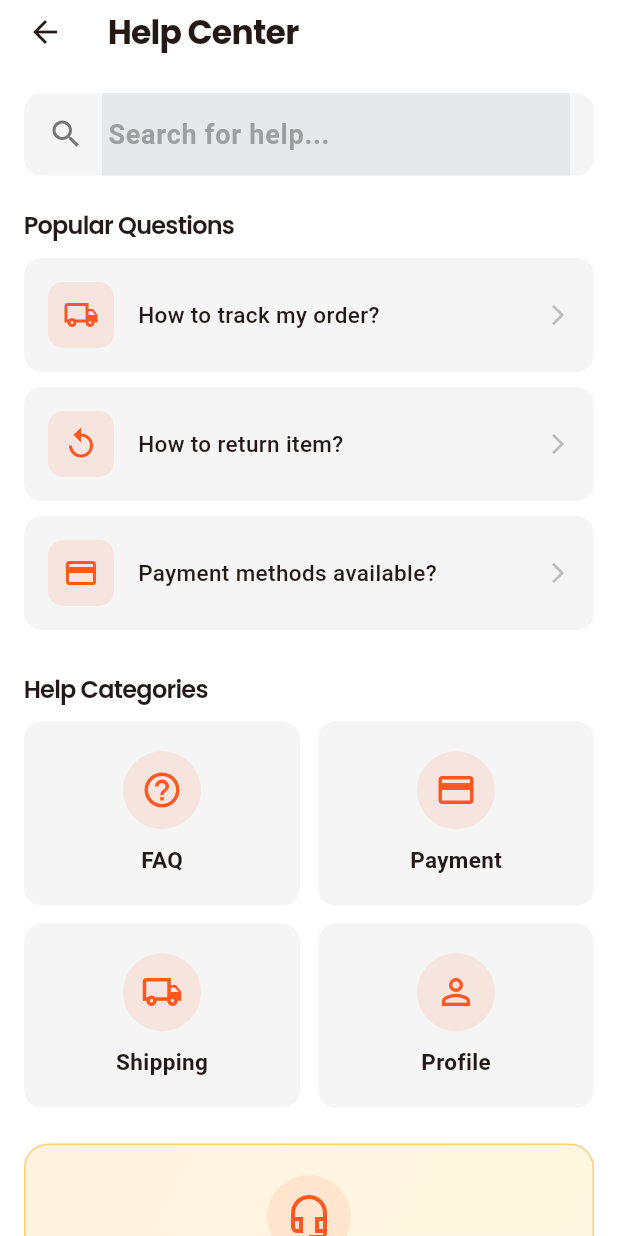
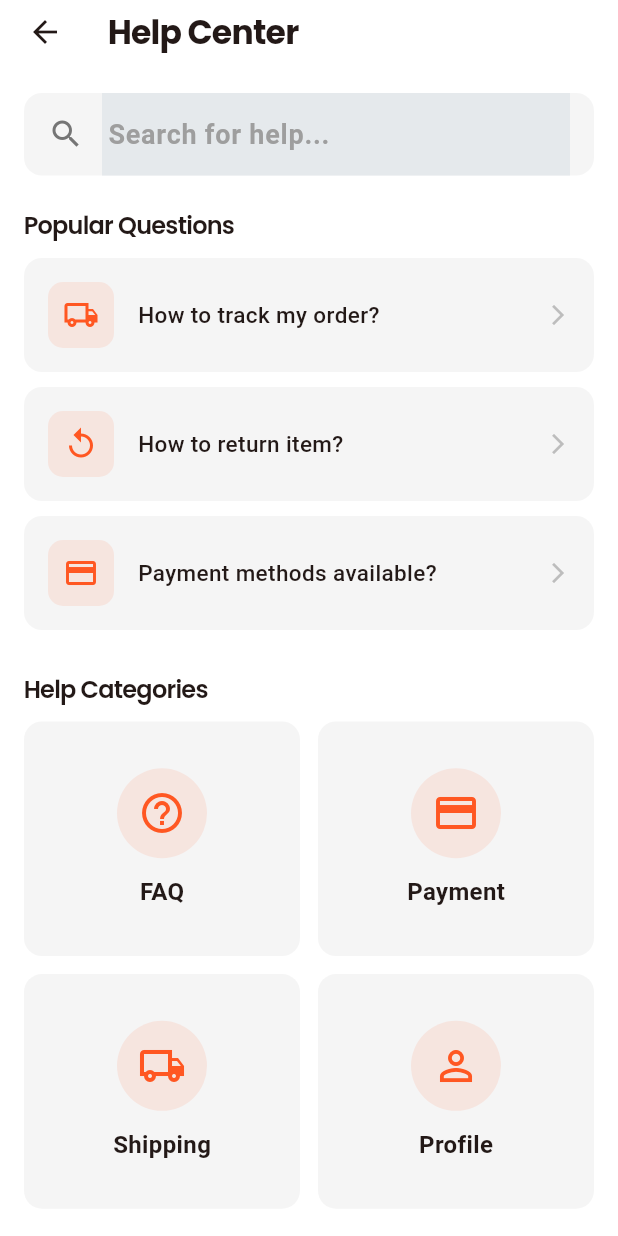
Before and after one commit to Mohammed-m-salah/E_Commerce_fashion, a Flutter app: the HelpCenter screen opened directly, on a phone screen of 412 x 824 dp. Run offline on Flutter 3.47's test engine with Material 3 defaults, Android fonts, the phone set to English and light mode, and no system bars; our stand-ins replace cached_network_image, firebase_core, flutter_dotenv, flutter_local_notifications, gap, get and 5 more; missing offline and left inert: flutter_stripe; accounts and stored records are empty.

Commit message:
responsive design

```diff
--- a/lib/feature/help_center/view/help_center.dart
+++ b/lib/feature/help_center/view/help_center.dart
@@ -24,6 +24,10 @@ class HelpCenter extends StatelessWidget {
       {'icon': Icons.payment_outlined, 'text': 'Payment methods available?'},
     ];
 
+    final screenWidth = MediaQuery.of(context).size.width;
+    final horizontalPadding = screenWidth > 600 ? 24.0 : 16.0;
+    final maxContentWidth = 800.0;
+
     return Scaffold(
       body: SafeArea(
         child: Column(
@@ -31,7 +35,10 @@ class HelpCenter extends StatelessWidget {
             const HeaderHelpCenter(),
             Expanded(
               child: SingleChildScrollView(
-                padding: const EdgeInsets.symmetric(horizontal: 16),
+                padding: EdgeInsets.symmetric(horizontal: horizontalPadding),
+                child: Center(
+                  child: ConstrainedBox(
+                    constraints: BoxConstraints(maxWidth: maxContentWidth),
                     child: Column(
                       crossAxisAlignment: CrossAxisAlignment.start,
                       children: [
@@ -110,17 +117,30 @@ class HelpCenter extends StatelessWidget {
                         ),
                         const Gap(12),
 
-                    // Grid of Categories
-                    GridView.builder(
+                        // Grid of Categories - Responsive
+                        LayoutBuilder(
+                          builder: (context, constraints) {
+                            final gridWidth = constraints.maxWidth;
+                            final crossAxisCount = gridWidth > 600
+                                ? 4
+                                : gridWidth > 400
+                                    ? 3
+                                    : 2;
+                            final itemWidth =
+                                (gridWidth - (crossAxisCount - 1) * 12) /
+                                    crossAxisCount;
+                            final itemHeight = itemWidth * 0.85;
+
+                            return GridView.builder(
                               shrinkWrap: true,
                               physics: const NeverScrollableScrollPhysics(),
                               itemCount: gridItems.length,
                               gridDelegate:
-                          const SliverGridDelegateWithFixedCrossAxisCount(
-                        crossAxisCount: 2,
+                                  SliverGridDelegateWithFixedCrossAxisCount(
+                                crossAxisCount: crossAxisCount,
                                 mainAxisSpacing: 12,
                                 crossAxisSpacing: 12,
-                        childAspectRatio: 1.5,
+                                childAspectRatio: itemWidth / itemHeight,
                               ),
                               itemBuilder: (context, index) {
                                 final item = gridItems[index];
@@ -130,6 +150,8 @@ class HelpCenter extends StatelessWidget {
                                   text: item['text'],
                                   isDark: isDark,
                                   theme: theme,
+                                );
+                              },
                             );
                           },
                         ),
@@ -182,7 +204,6 @@ class HelpCenter extends StatelessWidget {
                                   color: theme.textTheme.bodyLarge?.color,
                                 ),
                               ),
-                          const Gap(4),
                               const Gap(16),
                               Wrap(
                                 alignment: WrapAlignment.center,
@@ -208,6 +229,8 @@ class HelpCenter extends StatelessWidget {
                         ),
                         const Gap(20),
                       ],
+                    ),
+                  ),
                 ),
               ),
             ),
@@ -276,6 +299,13 @@ class HelpCenter extends StatelessWidget {
     required bool isDark,
     required ThemeData theme,
   }) {
+    return LayoutBuilder(
+      builder: (context, constraints) {
+        final cardWidth = constraints.maxWidth;
+        final iconSize = (cardWidth * 0.22).clamp(20.0, 32.0);
+        final iconPadding = (cardWidth * 0.08).clamp(8.0, 14.0);
+        final fontSize = (cardWidth * 0.12).clamp(12.0, 16.0);
+
         return Material(
           color: isDark ? Colors.grey.shade800 : Colors.grey.shade100,
           borderRadius: BorderRadius.circular(12),
@@ -283,35 +313,45 @@ class HelpCenter extends StatelessWidget {
             onTap: () {},
             borderRadius: BorderRadius.circular(12),
             child: Padding(
-          padding: const EdgeInsets.all(16),
+              padding: EdgeInsets.all(cardWidth * 0.1),
               child: Column(
                 mainAxisAlignment: MainAxisAlignment.center,
+                mainAxisSize: MainAxisSize.min,
                 children: [
-              Container(
-                padding: const EdgeInsets.all(12),
+                  Flexible(
+                    child: Container(
+                      padding: EdgeInsets.all(iconPadding),
                       decoration: BoxDecoration(
                         color: const Color(0xFFff5722).withOpacity(0.1),
                         shape: BoxShape.circle,
                       ),
                       child: Icon(
                         icon,
-                  size: 28,
+                        size: iconSize,
                         color: const Color(0xFFff5722),
                       ),
                     ),
-              const Gap(10),
-              Text(
+                  ),
+                  SizedBox(height: cardWidth * 0.06),
+                  FittedBox(
+                    fit: BoxFit.scaleDown,
+                    child: Text(
                       text,
                       style: TextStyle(
-                  fontSize: 15,
+                        fontSize: fontSize,
                         fontWeight: FontWeight.w600,
                         color: theme.textTheme.bodyLarge?.color,
+                      ),
+                      textAlign: TextAlign.center,
+                      maxLines: 1,
                     ),
                   ),
                 ],
               ),
             ),
           ),
+        );
+      },
     );
   }
 
--- a/lib/feature/home/view/widgets/header.dart
+++ b/lib/feature/home/view/widgets/header.dart
@@ -61,22 +61,28 @@ class Homeheader extends StatelessWidget {
             ),
           ),
           const SizedBox(width: 12),
-          Column(
+          Expanded(
+            child: Column(
               crossAxisAlignment: CrossAxisAlignment.start,
               children: [
                 Text(
                   'Hello $userName',
                   style:
                       const TextStyle(fontSize: 16, fontWeight: FontWeight.w600),
+                  overflow: TextOverflow.ellipsis,
+                  maxLines: 1,
                 ),
                 const SizedBox(height: 4),
                 Text(
                   greeting,
                   style: const TextStyle(fontSize: 14, color: Colors.grey),
+                  overflow: TextOverflow.ellipsis,
+                  maxLines: 1,
                 ),
               ],
             ),
-          const Spacer(),
+          ),
+          const SizedBox(width: 8),
           IconButton(
             onPressed: onNotificationTap,
             icon: Icon(Icons.notifications_none_outlined,
--- a/lib/shared/custome_button.dart
+++ b/lib/shared/custome_button.dart
@@ -48,7 +48,9 @@ class CustomButton extends StatelessWidget {
                 color: Colors.white,
                 strokeWidth: 2,
               )
-            : Row(
+            : FittedBox(
+                fit: BoxFit.scaleDown,
+                child: Row(
                   mainAxisAlignment: MainAxisAlignment.center,
                   mainAxisSize: MainAxisSize.min,
                   children: [
@@ -67,6 +69,7 @@ class CustomButton extends StatelessWidget {
                   ],
                 ),
               ),
+      ),
     );
   }
 }
```
Also changed, not shown: 3 other files. Lines whose indentation alone changed are shown as unchanged.
